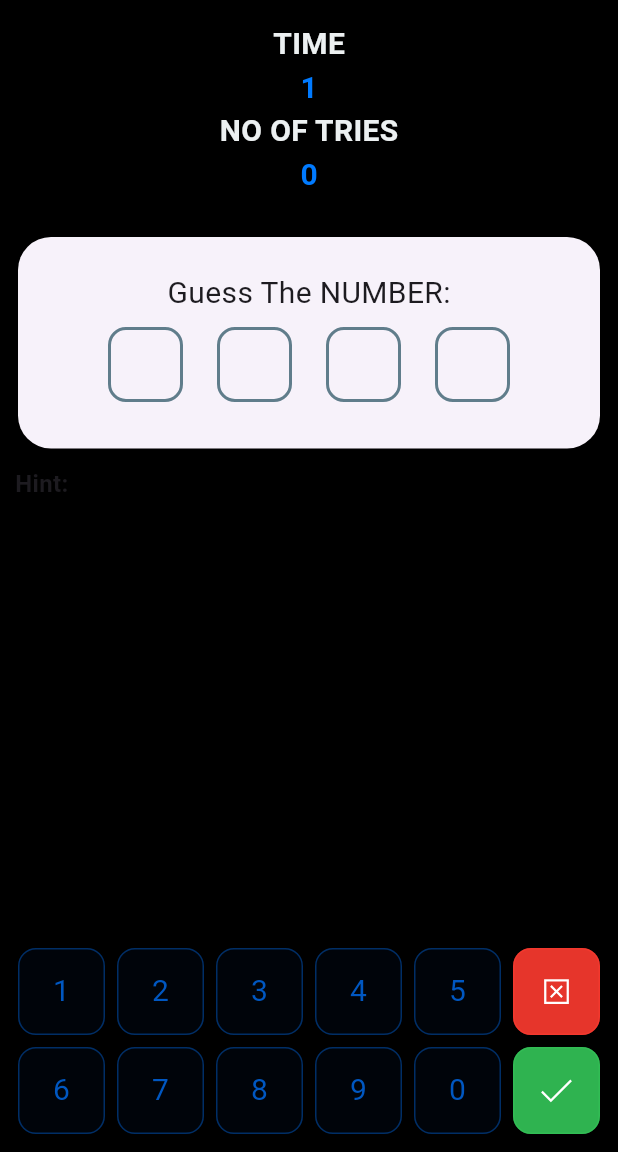
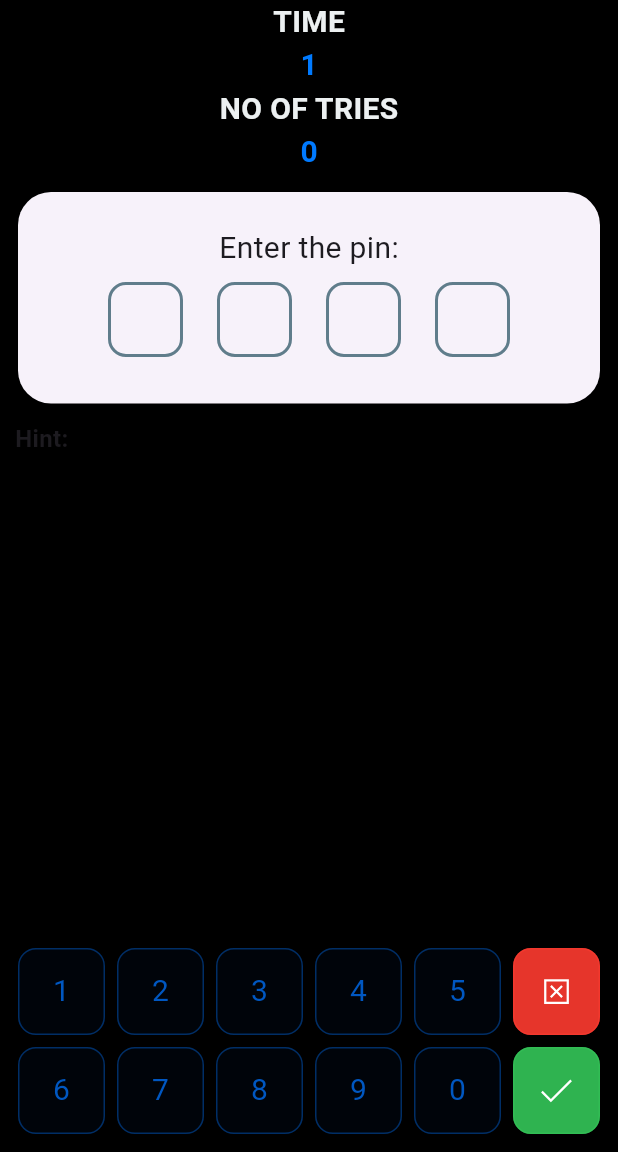
Before and after one commit to LalaFC/magic5, a Flutter app: the screen it shows after launch, after a tap on "Play", on a phone screen of 412 x 824 dp, the part 84-1236 px from its top. Run offline on Flutter 3.47's test engine with Material 3 defaults, Android fonts, the phone set to English and light mode, and no system bars; drawn by our look-alikes of pin_code_fields; our stand-ins replace line_icons, time, timer_builder; missing offline and left inert: vitality.

Commit message:
Fixed Bug

```diff
--- a/lib/color.dart
+++ b/lib/color.dart
@@ -4,4 +4,4 @@ import 'package:flutter/cupertino.dart';
 Color darkgrey = HexColor("#34495E");
 Color white = HexColor("#ECF0F1");
 Color activeBlue = HexColor("#0057c1");
-TextStyle normal = TextStyle(fontSize: 20, fontWeight: FontWeight.w400);
+const TextStyle normal = TextStyle(fontSize: 20, fontWeight: FontWeight.w400);
--- a/lib/game.dart
+++ b/lib/game.dart
@@ -175,12 +175,11 @@ class _GamePageState extends State<GamePage> {
       ),
       body: Column(
         children: <Widget>[
-          Padding(
-            padding: const EdgeInsets.all(15),
-            child: Column(
-              // mainAxisAlignment: MainAxisAlignment.spaceEvenly,
-              children: <Widget>[Expanded(child: buildTimerUI())],
-            ),
+          Wrap(
+            alignment: WrapAlignment.center,
+            crossAxisAlignment: WrapCrossAlignment.center,
+            // mainAxisAlignment: MainAxisAlignment.spaceEvenly,
+            children: <Widget>[Expanded(child: buildTimerUI())],
           ),
           Padding(
             padding: const EdgeInsets.all(8.0),
@@ -194,7 +193,7 @@ class _GamePageState extends State<GamePage> {
                     Padding(
                       padding: const EdgeInsets.all(8.0),
                       child: Text(
-                        "Guess The NUMBER:",
+                        "Enter the pin:",
                         style: normal,
                       ),
                     ),
--- a/lib/landingPage.dart
+++ b/lib/landingPage.dart
@@ -1,12 +1,12 @@
-import 'package:animated_text_kit/animated_text_kit.dart';
+// ignore_for_file: library_private_types_in_public_api
+
 import 'package:magic5/color.dart';
 import 'package:magic5/game.dart';
-import 'package:flutter/cupertino.dart';
 import 'package:flutter/material.dart';
 import 'package:line_icons/line_icons.dart';
 
 class LandingPage extends StatefulWidget {
-  LandingPage({Key? key}) : super(key: key);
+  const LandingPage({super.key});
 
   @override
   _LandingPageState createState() => _LandingPageState();
@@ -50,7 +50,7 @@ class _LandingPageState extends State<LandingPage> {
               ),
             ),
 
-            SizedBox(
+            const SizedBox(
               height: 30,
             ),
             buttonUi(
--- a/lib/main.dart
+++ b/lib/main.dart
@@ -1,5 +1,4 @@
 import 'package:magic5/color.dart';
-import 'package:magic5/landingPage.dart';
 import 'package:magic5/startPage.dart';
 import 'package:flutter/material.dart';
 import 'package:vitality/vitality.dart';
@@ -57,7 +56,7 @@ class HexColor extends Color {
   static int _getColorFromHex(String hexColor) {
     hexColor = hexColor.toUpperCase().replaceAll('#', '');
     if (hexColor.length == 6) {
-      hexColor = 'FF' + hexColor;
+      hexColor = 'FF$hexColor';
     }
     return int.parse(hexColor, radix: 16);
   }
```
